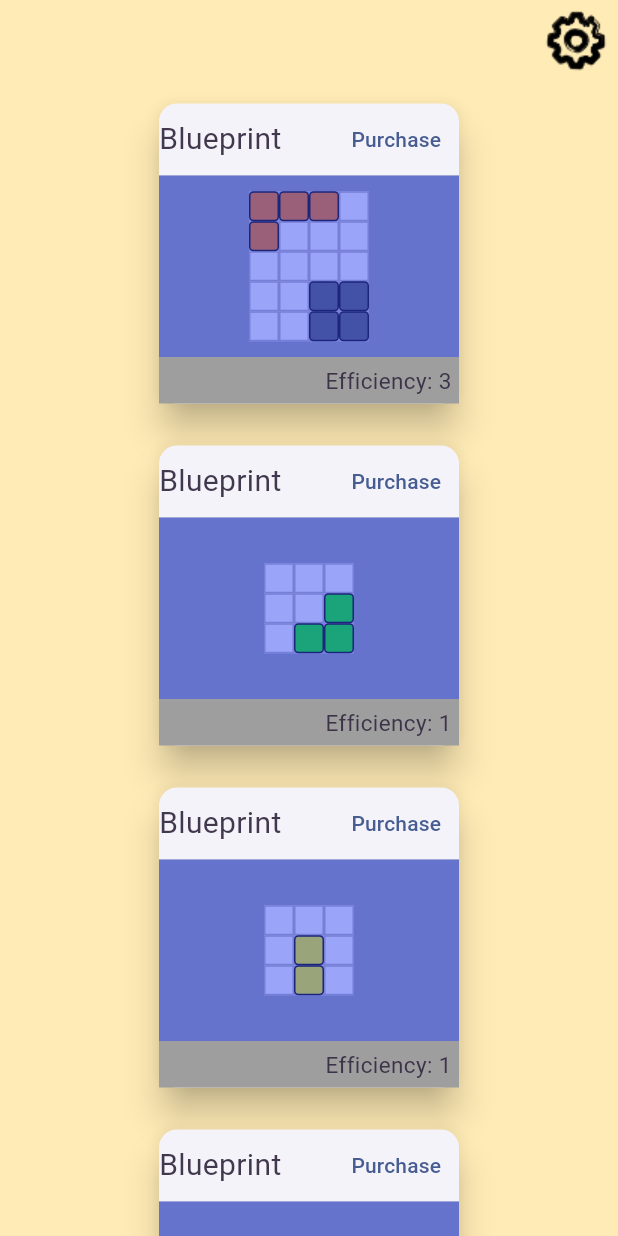
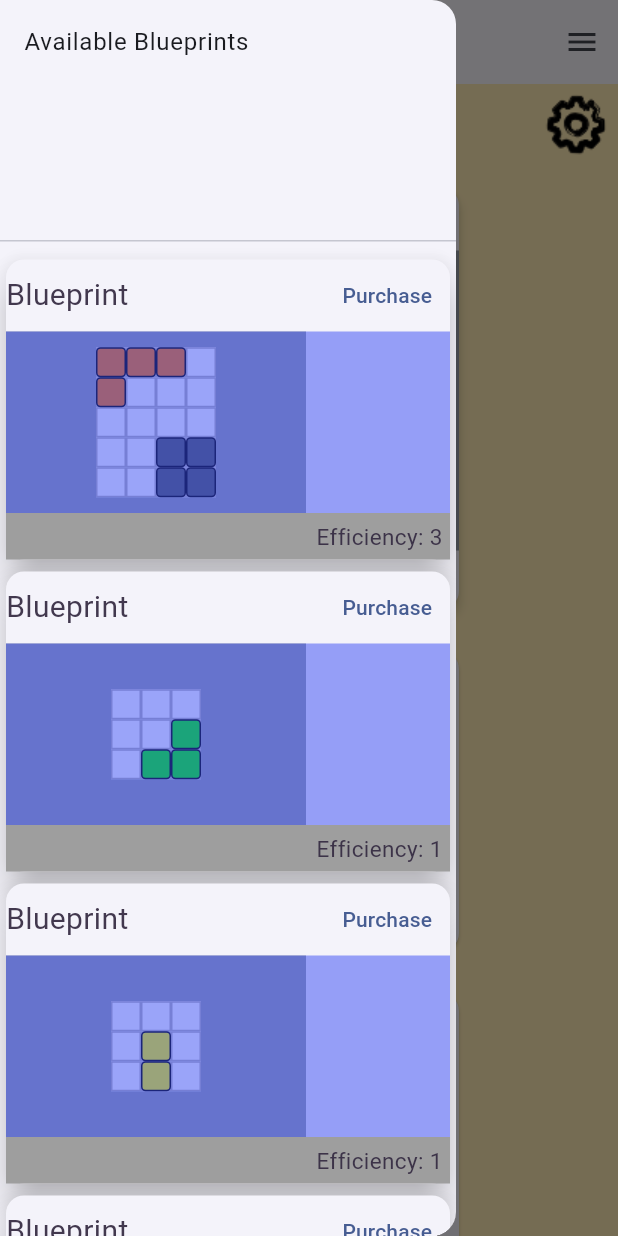
Before and after one commit to agthatch/power_panels, a Flutter app: the PlaySessionScreen screen opened by its route, with the side drawer open (before the commit the screen has no drawer), on a phone screen of 412 x 824 dp. Run offline on Flutter 3.47's test engine with Material 3 defaults, Android fonts, the phone set to English and light mode, and no system bars; our stand-ins replace audioplayers, go_router, shared_preferences; accounts and stored records are empty.

Commit message:
move blueprints to drawer, set up solar farm

```diff
--- a/lib/game_internals/card/board_state.dart
+++ b/lib/game_internals/card/board_state.dart
@@ -5,7 +5,7 @@
 import 'package:card/game_internals/blueprint/blueprint.dart';
 import 'package:card/game_internals/blueprint/blueprint_provider.dart';
 import 'package:card/game_internals/panel/panel.dart';
-import 'package:card/play_session/assembly/assembly_bay.dart';
+import 'package:card/game_internals/assembly/assembly_bay.dart';
 import 'package:flutter/foundation.dart';
 
 import 'player.dart';
@@ -19,6 +19,7 @@ class BoardState {
   BlueprintProvider hardBlueprints;
 
   /// We need active panels
+
   /// We need active puzzles
   AssemblyBay assemblyBay = AssemblyBay(bayCount: 4);
 
--- a/lib/play_session/assembly/assembly_bay_widget.dart
+++ b/lib/play_session/assembly/assembly_bay_widget.dart
@@ -1,4 +1,4 @@
-import 'package:card/play_session/assembly/assembly_bay.dart';
+import 'package:card/game_internals/assembly/assembly_bay.dart';
 import 'package:flutter/material.dart';
 
 class AssemblyBayWidget extends StatefulWidget {
--- a/lib/play_session/board_widget.dart
+++ b/lib/play_session/board_widget.dart
@@ -31,20 +31,6 @@ class _BoardWidgetState extends State<BoardWidget> {
         Padding(
           padding: const EdgeInsets.all(10),
           child: StreamBuilder(
-              stream: boardState.easyBlueprints.getChangeStream(),
-              builder: (context, child) {
-                return Wrap(
-                  alignment: WrapAlignment.center,
-                  spacing: 20,
-                  runSpacing: 20,
-                  children: _blueprintWidgets(
-                      boardState.easyBlueprints.getNextBlueprints(4)),
-                );
-              }),
-        ),
-        Padding(
-          padding: const EdgeInsets.all(10),
-          child: StreamBuilder(
               stream: boardState.assemblyBay.playerChanges,
               builder: (context, child) {
                 return Wrap(
@@ -59,8 +45,4 @@ class _BoardWidgetState extends State<BoardWidget> {
       ],
     );
   }
-
-  List<Widget> _blueprintWidgets(List<Blueprint> nextBlueprints) {
-    return nextBlueprints.map((e) => BlueprintWidget(blueprint: e)).toList();
-  }
 }
--- a/lib/play_session/card/play_session_screen.dart
+++ b/lib/play_session/card/play_session_screen.dart
@@ -4,6 +4,7 @@
 
 import 'dart:async';
 
+import 'package:card/game_internals/blueprint/blueprint.dart';
 import 'package:card/game_internals/blueprint/blueprint_builder.dart';
 import 'package:card/game_internals/blueprint/blueprint_provider.dart';
 import 'package:card/game_internals/blueprint/prefab_blueprint_provider.dart';
@@ -11,6 +12,7 @@ import 'package:card/game_internals/card/board_state.dart';
 import 'package:card/game_internals/piece/piece_data.dart';
 import 'package:card/game_internals/piece/placed_piece_builder.dart';
 import 'package:card/game_internals/rotation.dart';
+import 'package:card/play_session/blueprint/blueprint_widget.dart';
 import 'package:flutter/material.dart';
 import 'package:go_router/go_router.dart';
 import 'package:logging/logging.dart' hide Level;
@@ -61,10 +63,18 @@ class _PlaySessionScreenState extends State<PlaySessionScreen> {
         // Ignore all input during the celebration animation.
         ignoring: _duringCelebration,
         child: Scaffold(
+          appBar: AppBar(),
           backgroundColor: palette.backgroundPlaySession,
-          // The stack is how you layer widgets on top of each other.
-          // Here, it is used to overlay the winning confetti animation on top
-          // of the game.
+          drawer: Drawer(
+            child: ListView(
+              children: [
+                const DrawerHeader(child: Text("Available Blueprints")),
+                ..._blueprintWidgets(
+                    _boardState.easyBlueprints.getNextBlueprints(4))
+              ],
+            ),
+          ),
+          endDrawer: Drawer(),
           body: Stack(
             children: [
               // This is the main layout of the play session screen,
@@ -157,6 +167,10 @@ class _PlaySessionScreenState extends State<PlaySessionScreen> {
   }
 }
 
+List<Widget> _blueprintWidgets(List<Blueprint> nextBlueprints) {
+  return nextBlueprints.map((e) => BlueprintWidget(blueprint: e)).toList();
+}
+
 BlueprintProvider _hardBlueprints() {
   PrefabBlueprintProvider provider = PrefabBlueprintProvider();
 
```
Also changed, not shown: lib/game_internals/farm/solar_farm.dart (added, +63 -0 lines), lib/game_internals/assembly/assembly_bay.dart (renamed from lib/play_session/assembly/assembly_bay.dart).
